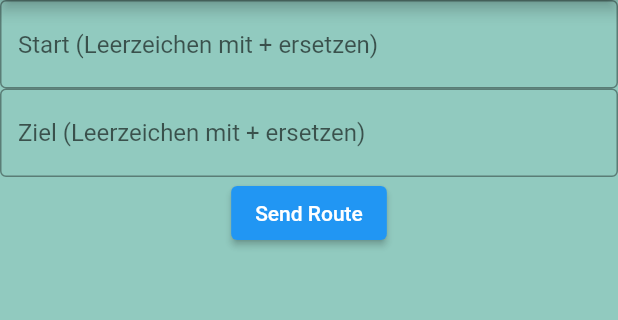
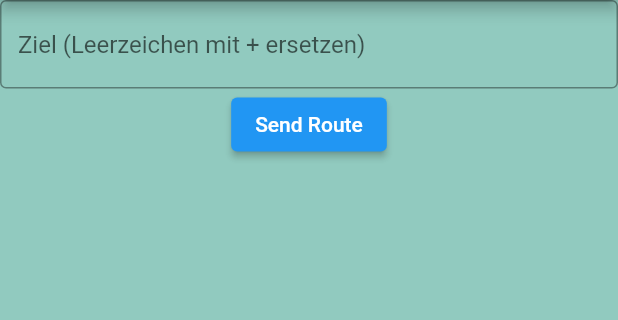
Before and after one commit to peiffejo/Firefly_v1.0, a Flutter app: the screen it shows after launch, after a tap on "Send Route", on a phone screen of 412 x 824 dp, the part 84-404 px from its top. Run offline on Flutter 3.47's test engine with Material 2 defaults, Android fonts, the phone set to English and light mode, and no system bars; our stand-ins replace google_maps_flutter, location.

Commit message:
Change so current location is start position

```diff
--- a/lib/main.dart
+++ b/lib/main.dart
@@ -9,7 +9,7 @@ import 'package:location/location.dart';
 void main() {
   runApp(const MyApp());
 }
-
+double controlCordi = 0.0;
 int positionBySteps =0;
 String origin = "";
 String destination= "";
@@ -45,16 +45,25 @@ class _MyHomePageState extends State<MyHomePage> {
   List<dynamic> stepsCordi = [];
   List<dynamic> maneuver = [];
   List<dynamic> dis = [];
+  List<dynamic> steps = [];
 
   Future<void> getRoute() async {
-    String apiKey = "Api Key needed";
+    if(stepsCordi.isEmpty) {
+      String apiKey = "AIzaSyCJFmfvLQiDVVGqC0-gKHMrQatgMBKHTs0";
       String url =
           "https://maps.googleapis.com/maps/api/directions/json?origin=$origin&destination=$destination&mode=walking&key=$apiKey";
-    List<dynamic> steps = [];
       var response = await http.get(Uri.parse(url));
       if (response.statusCode == 200) {
         Map<String, dynamic> data = json.decode(response.body);
+        if (data.isEmpty) {
+          print("Somthing went wrong with URL request");
+        }
         steps = await data['routes'][0]['legs'][0]['steps'];
+      }
+
+      print("Should be printed 1 time");
+      maneuver = [];
+      dis = [];
     }
 
     // all possible maneuver
@@ -162,6 +171,7 @@ if(maneuver.isEmpty) {
 }
 
     double checkDistance = await calculateDistance(positionBySteps);
+
     print(checkDistance);
     print(positionBySteps);
     print(stepsCordi[0]);
@@ -214,14 +224,14 @@ if(maneuver.isEmpty) {
   }
 
   void _sendMessage() {
-  origin = _controller.text;
+  origin = "${currentLocation!.latitude!},${currentLocation!.longitude!}";
   destination = _controller1.text;
   getRoute();
   }
 
   @override
   Widget build(BuildContext context) {
-    origin == "" && destination == ""
+     destination == ""
         ? const Center()
         : getRoute();
     return Scaffold(
@@ -232,13 +242,6 @@ if(maneuver.isEmpty) {
       ),
         body: Column(
           children: [
-        TextField(
-          decoration: InputDecoration(
-            border: OutlineInputBorder(),
-            hintText: 'Start (Leerzeichen mit + ersetzen)',
-          ),
-          controller: _controller,
-        ),
             TextField(
               decoration: InputDecoration(
                 border: OutlineInputBorder(),
```
Lines whose indentation alone changed are shown as unchanged.
